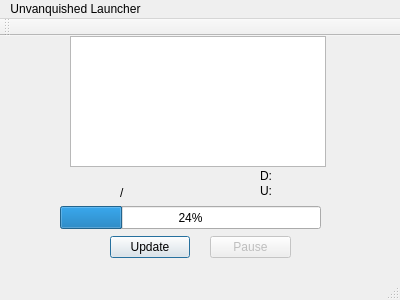
Old version of the form mainwindow.ui in the repository Unvanquished/updater.
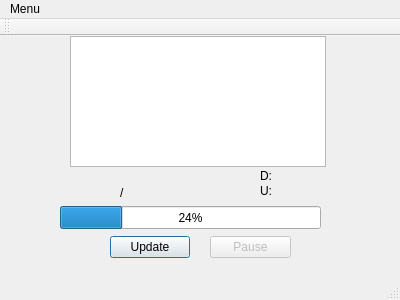
New version of the form.

Commit message: Implement a quit menu option

What changed in the file:
```diff
--- a/mainwindow.ui
+++ b/mainwindow.ui
@@ -186,7 +186,7 @@
    </property>
    <widget class="QMenu" name="menuUnvanquished_Launcher">
     <property name="title">
-     <string>Unvanquished Launcher</string>
+     <string>Menu</string>
     </property>
    </widget>
    <addaction name="menuUnvanquished_Launcher"/>
```
Left out of the diff: 9 changed lines with no effect on the pictures. The commit also changes 1 other file.
